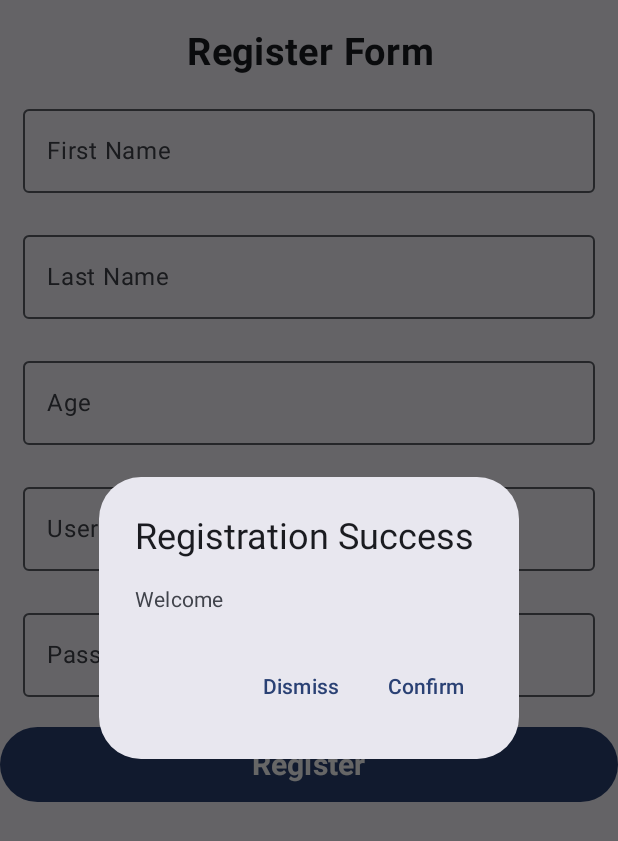
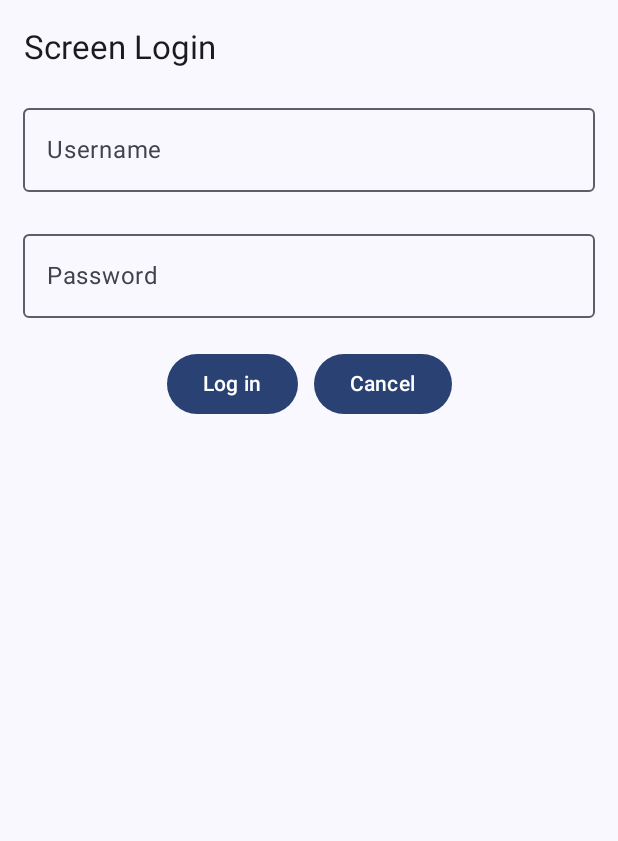
Before and after one commit to duyenqa/RegisterForm, an Android app built with Jetpack Compose: the screen it shows after launch (MainActivity), after a tap on "Register", on a phone screen of 412 x 824 dp. Shown: the top 841 px of the screen. Run offline under Robolectric (Android 15) with nearby library versions, the phone set to English and light mode, and no system bars.

Commit message:
update code

```diff
--- a/app/build.gradle.kts
+++ b/app/build.gradle.kts
@@ -66,4 +66,9 @@ dependencies {
     androidTestImplementation(libs.androidx.ui.test.junit4)
     debugImplementation(libs.androidx.ui.tooling)
     debugImplementation(libs.androidx.ui.test.manifest)
+
+    val nav_version = "2.8.2"
+    implementation("androidx.navigation:navigation-compose:$nav_version")
+
+    implementation("io.coil-kt:coil-compose:2.7.0")
 }
--- a/app/src/main/java/com/example/registerform/Login.kt
+++ b/app/src/main/java/com/example/registerform/Login.kt
@@ -1,4 +1,75 @@
 package com.example.registerform
 
-class Login {
+import androidx.compose.foundation.layout.Column
+import androidx.compose.foundation.layout.Row
+import androidx.compose.foundation.layout.Spacer
+import androidx.compose.foundation.layout.fillMaxSize
+import androidx.compose.foundation.layout.fillMaxWidth
+import androidx.compose.foundation.layout.height
+import androidx.compose.foundation.layout.padding
+import androidx.compose.foundation.text.KeyboardOptions
+import androidx.compose.material3.Button
+import androidx.compose.material3.ExperimentalMaterial3Api
+import androidx.compose.material3.OutlinedTextField
+import androidx.compose.material3.Scaffold
+import androidx.compose.material3.Text
+import androidx.compose.material3.TopAppBar
+import androidx.compose.runtime.Composable
+import androidx.compose.runtime.getValue
+import androidx.compose.runtime.mutableStateOf
+import androidx.compose.runtime.remember
+import androidx.compose.runtime.setValue
+import androidx.compose.ui.Alignment
+import androidx.compose.ui.Modifier
+import androidx.compose.ui.text.font.FontWeight
+import androidx.compose.ui.text.input.KeyboardType
+import androidx.compose.ui.text.input.PasswordVisualTransformation
+import androidx.compose.ui.unit.dp
+import androidx.compose.ui.unit.sp
+
+@OptIn(ExperimentalMaterial3Api::class)
+@Composable
+fun ScreenLogin(navigateToC: () -> Unit, navigateBack: () -> Unit) {
+    var userName by remember  { mutableStateOf("") }
+    var password by remember  { mutableStateOf("") }
+
+    Scaffold(
+        topBar = {
+            TopAppBar(title = { Text(text = "Screen Login") })
+        }
+    ) { innerPadding ->
+        Column (
+            modifier = Modifier.fillMaxSize().padding(innerPadding),
+            horizontalAlignment = Alignment.CenterHorizontally
+        ) {
+            OutlinedTextField(
+                modifier = Modifier.fillMaxWidth().padding(horizontal = 15.dp),
+                value = userName,
+                onValueChange = {newText -> userName = newText},
+                label = { Text(text = "Username") },
+                maxLines = 1
+            )
+            Spacer(modifier = Modifier.height(20.dp))
+            OutlinedTextField(
+                modifier = Modifier.fillMaxWidth().padding(horizontal = 15.dp),
+                value = password,
+                onValueChange = {newText -> password = newText},
+                label = { Text(text = "Password") },
+                visualTransformation = PasswordVisualTransformation(),
+                keyboardOptions = KeyboardOptions(keyboardType = KeyboardType.Password),
+                maxLines = 1
+            )
+            Spacer(modifier = Modifier.height(20.dp))
+            Row {
+                Button(onClick = navigateToC) {
+                    Text(text = "Log in")
+                }
+                Spacer(modifier = Modifier.padding(horizontal = 5.dp))
+                Button(onClick = navigateBack) {
+                    Text(text = "Cancel")
+                }
+            }
+
+        }
+    }
 }
--- a/app/src/main/java/com/example/registerform/MainActivity.kt
+++ b/app/src/main/java/com/example/registerform/MainActivity.kt
@@ -4,33 +4,10 @@ import android.os.Bundle
 import androidx.activity.ComponentActivity
 import androidx.activity.compose.setContent
 import androidx.activity.enableEdgeToEdge
-import androidx.compose.foundation.layout.Column
-import androidx.compose.foundation.layout.Spacer
-import androidx.compose.foundation.layout.fillMaxSize
-import androidx.compose.foundation.layout.fillMaxWidth
-import androidx.compose.foundation.layout.height
-import androidx.compose.foundation.layout.padding
-import androidx.compose.foundation.text.KeyboardOptions
-import androidx.compose.material3.Button
-import androidx.compose.material3.OutlinedTextField
-import androidx.compose.material3.Scaffold
-import androidx.compose.material3.Text
-import androidx.compose.material3.TextButton
-import androidx.compose.runtime.Composable
-import androidx.compose.runtime.getValue
-import androidx.compose.runtime.mutableStateOf
-import androidx.compose.runtime.remember
-import androidx.compose.runtime.setValue
-import androidx.compose.ui.Alignment
-import androidx.compose.ui.Modifier
-import androidx.compose.ui.text.font.FontWeight
-import androidx.compose.ui.text.input.KeyboardType
-import androidx.compose.ui.text.input.PasswordVisualTransformation
-import androidx.compose.ui.tooling.preview.Preview
-import androidx.compose.ui.unit.dp
-import androidx.compose.ui.unit.sp
-import androidx.compose.material3.AlertDialog
-import androidx.compose.ui.text.style.TextAlign
+import androidx.navigation.compose.NavHost
+import androidx.navigation.compose.composable
+import androidx.navigation.compose.rememberNavController
+
 import com.example.registerform.ui.theme.RegisterFormTheme
 
 class MainActivity : ComponentActivity() {
@@ -39,151 +16,27 @@ class MainActivity : ComponentActivity() {
         enableEdgeToEdge()
         setContent {
             RegisterFormTheme {
-                Greeting()
+                val navController = rememberNavController()
+                NavHost(navController = navController, startDestination = "screen_signup"){
+                    composable(route = "screen_signup") {
+                        ScreenSignup(navigateToB = {
+                            navController.navigate("screen_login")
+                        })
+                    }
+                    composable(route = "screen_login") {
+                        ScreenLogin(
+                            navigateToC={
+                                navController.navigate("screen_dashboard");
+                            },
+                            navigateBack = {
+                            navController.popBackStack()
+                        })
+                    }
+                    composable(route = "screen_dashboard") {
+                        ScreenDashboard()
+                    }
+                }
             }
         }
     }
 }
-
-@Composable
-fun Greeting() {
-    var firstName by remember  { mutableStateOf("") }
-    var lastName by remember  { mutableStateOf("") }
-    var age by remember  { mutableStateOf("") }
-    var userName by remember  { mutableStateOf("") }
-    var password by remember  { mutableStateOf("") }
-    val showDialog =  remember { mutableStateOf(false) }
-
-    if(showDialog.value) {
-        AlertDialog(
-            onDismissRequest = {
-                showDialog.value = false
-            },
-            title = { Text(text = "Registration Success") },
-            text = {
-                Text(text = "Welcome" + " $lastName" + " $firstName")
-            },
-            confirmButton = {
-                TextButton(onClick = { showDialog.value = false }) { Text("Confirm") }
-            },
-            dismissButton = {
-                TextButton(onClick = { showDialog.value = false }) { Text("Dismiss") }
-            }
-        )
-    }
-
-    Scaffold(
-        modifier = Modifier.fillMaxSize(),
-        topBar = {
-            Text(
-                text = "Register Form",
-                modifier = Modifier.fillMaxWidth().padding(top = 20.dp, bottom = 15.dp),
-                textAlign = TextAlign.Center,
-                fontSize = 25.sp,
-                fontWeight = FontWeight.Bold
-            )
-        }
-        ) { innerPadding ->
-        Column (
-            modifier = Modifier.fillMaxSize().padding(innerPadding),
-            horizontalAlignment = Alignment.CenterHorizontally
-        ) {
-            OutlinedTextField(
-                modifier = Modifier.fillMaxWidth().padding(horizontal = 15.dp),
-                value = firstName,
-                onValueChange = {newText -> firstName = newText},
-                label = { Text(text = "First Name") },
-                maxLines = 1
-            )
-            Spacer(modifier = Modifier.height(20.dp))
-            OutlinedTextField(
-                modifier = Modifier.fillMaxWidth().padding(horizontal = 15.dp),
-                value = lastName,
-                onValueChange = {newText -> lastName = newText},
-                label = { Text(text = "Last Name") },
-                maxLines = 1
-            )
-            Spacer(modifier = Modifier.height(20.dp))
-            OutlinedTextField(
-                modifier = Modifier.fillMaxWidth().padding(horizontal = 15.dp),
-                value = age,
-                onValueChange = {newText -> age = newText},
-                label = { Text(text = "Age") },
-                keyboardOptions = KeyboardOptions(keyboardType = KeyboardType.Number),
-                maxLines = 1
-            )
-            Spacer(modifier = Modifier.height(20.dp))
-            OutlinedTextField(
-                modifier = Modifier.fillMaxWidth().padding(horizontal = 15.dp),
-                value = userName,
-                onValueChange = {newText -> userName = newText},
-                label = { Text(text = "Username") },
-                maxLines = 1
-            )
-            Spacer(modifier = Modifier.height(20.dp))
-            OutlinedTextField(
-                modifier = Modifier.fillMaxWidth().padding(horizontal = 15.dp),
-                value = password,
-                onValueChange = {newText -> password = newText},
-                label = { Text(text = "Password") },
-                visualTransformation = PasswordVisualTransformation(),
-                keyboardOptions = KeyboardOptions(keyboardType = KeyboardType.Password),
-                maxLines = 1
-            )
-            Spacer(modifier = Modifier.height(20.dp))
-            Button(
-                modifier = Modifier.height(50.dp).fillMaxWidth(),
-                onClick = { showDialog.value = true }
-            ) {
-                Text(text = "Register", fontSize = 20.sp,fontWeight = FontWeight.Bold)
-            }
-        }
-    }
-
-}
-
-@Composable
-fun AlertDialogExample(
-    onDismissRequest: () -> Unit,
-    onConfirmation: () -> Unit,
-    dialogTitle: String,
-    dialogText: String
-) {
-    AlertDialog(
-        title = {
-            Text(text = dialogTitle)
-        },
-        text = {
-            Text(text = dialogText)
-        },
-        onDismissRequest = {
-            onDismissRequest()
-        },
-        confirmButton = {
-            TextButton(
-                onClick = {
-                    onConfirmation()
-                }
-            ) {
-                Text("OK")
-            }
-        },
-        dismissButton = {
-            TextButton(
-                onClick = {
-                    onDismissRequest()
-                }
-            ) {
-                Text("Cancel")
-            }
-        }
-    )
-}
-
-@Preview(showBackground = true)
-@Composable
-fun GreetingPreview() {
-    RegisterFormTheme {
-        Greeting()
-    }
-}
--- /dev/null
+++ b/app/src/main/res/drawable/baseline_arrow_forward_ios_24.xml
@@ -0,0 +1,5 @@
+<vector android:autoMirrored="true" android:height="24dp"
+    android:tint="#000000" android:viewportHeight="24"
+    android:viewportWidth="24" android:width="24dp" xmlns:android="http://schemas.android.com/apk/res/android">
+    <path android:fillColor="@android:color/white" android:pathData="M6.23,20.23l1.77,1.77l10,-10l-10,-10l-1.77,1.77l8.23,8.23z"/>
+</vector>
```
Also changed, not shown: app/src/main/java/com/example/registerform/Dashboard.kt (+109 -1 lines), app/src/main/java/com/example/registerform/Signup.kt (+3 -23 lines).
